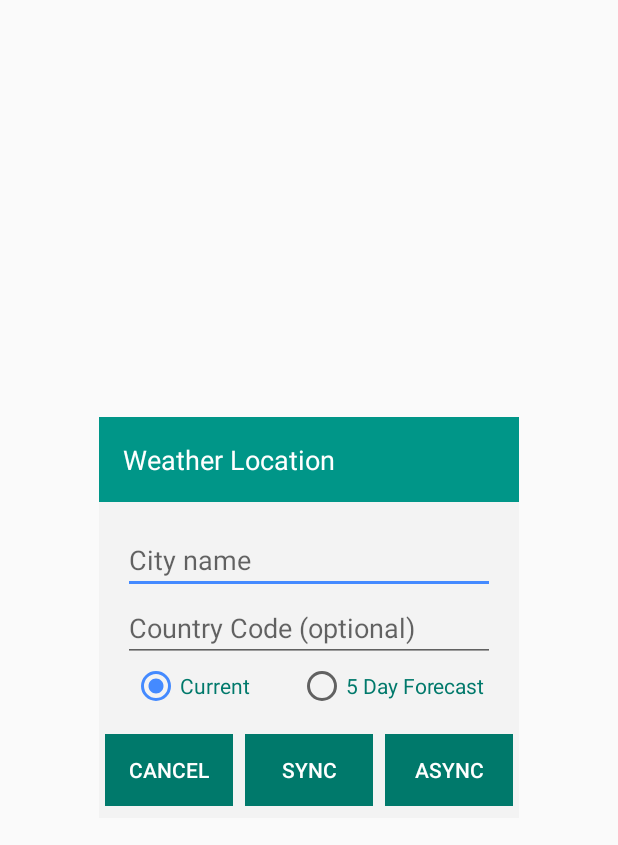
After one commit to TreeFrogApps/A3_WeatherService, an Android app: the layout download_dialog.xml on its own in the app's theme, with its tools: preview values and no code run, on a phone screen of 412 x 824 dp. The commit adds this screen. Shown: the top 845 px of the screen. Run offline under Robolectric (Android 15) with nearby library versions, the phone set to English and light mode, and no system bars.

Commit message:
dialog fragment complete

```diff
--- a/app/build.gradle
+++ b/app/build.gradle
@@ -24,4 +24,6 @@ dependencies {
     testCompile 'junit:junit:4.12'
     compile 'com.android.support:appcompat-v7:23.1.1'
     compile files('libs/gson-2.3.1.jar')
+    compile 'com.android.support:recyclerview-v7:23.1.1'
+    compile 'com.android.support:design:23.1.1'
 }
--- a/app/src/main/java/com/treefrogapps/a3_weatherservice/MVP.java
+++ b/app/src/main/java/com/treefrogapps/a3_weatherservice/MVP.java
@@ -51,6 +51,8 @@ public interface MVP {
 
         void displayForecastResults(WeatherForecastData weatherForecastData, String message);
 
+        void openDownloadDialog();
+
     }
 
     /**
--- a/app/src/main/java/com/treefrogapps/a3_weatherservice/common/ContextView.java
+++ b/app/src/main/java/com/treefrogapps/a3_weatherservice/common/ContextView.java
@@ -1,6 +1,7 @@
 package com.treefrogapps.a3_weatherservice.common;
 
 import android.content.Context;
+import android.support.v4.app.FragmentManager;
 
 /**
  * Common Interface for gaining a context
@@ -12,4 +13,6 @@ public interface ContextView {
 
     Context getAppContext();
 
+    FragmentManager getFragManager();
+
 }
--- /dev/null
+++ b/app/src/main/res/drawable/button_off.xml
@@ -0,0 +1,6 @@
+<?xml version="1.0" encoding="utf-8"?>
+<shape xmlns:android="http://schemas.android.com/apk/res/android" >
+    <solid android:color="@color/colorPrimaryDark" />
+    <stroke android:width="0dp"/>
+    <padding android:left="0dp" android:top="0dp" android:right="0dp" android:bottom="0dp" />
+</shape>
--- /dev/null
+++ b/app/src/main/res/drawable/button_on.xml
@@ -0,0 +1,6 @@
+<?xml version="1.0" encoding="utf-8"?>
+<shape xmlns:android="http://schemas.android.com/apk/res/android" >
+    <solid android:color="@color/secondary_text" />
+    <stroke android:width="0dp"/>
+    <padding android:left="0dp" android:top="0dp" android:right="0dp" android:bottom="0dp" />
+</shape>
--- /dev/null
+++ b/app/src/main/res/drawable/button_selector.xml
@@ -0,0 +1,6 @@
+<?xml version="1.0" encoding="utf-8"?>
+<selector xmlns:android="http://schemas.android.com/apk/res/android">
+    <item android:drawable="@drawable/button_off" android:state_pressed="false"/>
+    <item android:drawable="@drawable/button_on" android:state_pressed="true"/>
+
+</selector>
--- /dev/null
+++ b/app/src/main/res/layout/download_dialog.xml
@@ -0,0 +1,125 @@
+<?xml version="1.0" encoding="utf-8"?>
+<LinearLayout xmlns:android="http://schemas.android.com/apk/res/android"
+    xmlns:tools="http://schemas.android.com/tools"
+    android:orientation="vertical"
+    android:layout_width="280dp"
+    android:layout_height="wrap_content"
+    android:layout_gravity="center_horizontal|center_vertical"
+    android:background="@color/divider">
+
+    <LinearLayout
+        android:orientation="horizontal"
+        android:layout_width="match_parent"
+        android:layout_height="wrap_content"
+        android:background="@color/colorPrimary">
+
+        <TextView
+            android:layout_margin="16dp"
+            android:layout_width="match_parent"
+            android:layout_height="wrap_content"
+            android:text="@string/dialog_title"
+            android:textColor="@color/icons"
+            android:textSize="@dimen/text_large"/>
+    </LinearLayout>
+
+    <LinearLayout
+        android:orientation="vertical"
+        android:layout_margin="16dp"
+        android:layout_width="match_parent"
+        android:layout_height="wrap_content">
+
+        <EditText
+            android:id="@+id/dialogCityEditText"
+            android:layout_width="match_parent"
+            android:layout_height="wrap_content"
+            android:inputType="text"
+            android:singleLine="true"
+            android:imeOptions="actionNext"
+            android:hint="@string/dialog_hint_city"/>
+
+        <EditText
+            android:id="@+id/dialogCodeEditText"
+            android:layout_width="match_parent"
+            android:layout_height="wrap_content"
+            android:inputType="text"
+            android:singleLine="true"
+            android:imeOptions="actionDone"
+            android:hint="@string/dialog_hint_code"/>
+
+        <RadioGroup
+            android:id="@+id/radioGroup"
+            android:layout_gravity="center_horizontal"
+            android:orientation="horizontal"
+            android:layout_width="wrap_content"
+            android:layout_height="wrap_content"
+            android:checkedButton="@+id/radioCurrent">
+
+            <RadioButton
+                android:id="@+id/radioCurrent"
+                android:text="@string/radio_button_current"
+                android:textColor="@color/colorPrimaryDark"
+                android:layout_width="wrap_content"
+                android:layout_height="wrap_content"
+                android:layout_marginRight="16dp"
+                tools:ignore="RtlHardcoded" />
+
+            <RadioButton
+                android:id="@+id/radioForecast"
+                android:text="@string/radio_button_forecast"
+                android:textColor="@color/colorPrimaryDark"
+                android:layout_width="wrap_content"
+                android:layout_height="wrap_content"
+                android:layout_marginLeft="16dp"
+                tools:ignore="RtlHardcoded" />
+
+        </RadioGroup>
+
+    </LinearLayout>
+
+    <LinearLayout
+        android:orientation="horizontal"
+        android:layout_width="match_parent"
+        android:layout_height="wrap_content">
+
+        <Button
+            android:id="@+id/dialogCancelButton"
+            android:layout_weight="1"
+            android:layout_width="0dp"
+            android:layout_height="wrap_content"
+            android:layout_marginRight="4dp"
+            android:layout_marginLeft="4dp"
+            android:layout_marginBottom="8dp"
+            android:text="@string/button_cancel"
+            android:textColor="@color/icons"
+            android:background="@drawable/button_selector"
+            style="?android:attr/borderlessButtonStyle"/>
+
+        <Button
+            android:id="@+id/dialogSyncButton"
+            android:layout_weight="1"
+            android:layout_width="0dp"
+            android:layout_height="wrap_content"
+            android:layout_marginRight="4dp"
+            android:layout_marginLeft="4dp"
+            android:layout_marginBottom="8dp"
+            android:text="@string/button_sync"
+            android:textColor="@color/icons"
+            android:background="@drawable/button_selector"
+            style="?android:attr/borderlessButtonStyle"/>
+
+        <Button
+            android:id="@+id/dialogASyncButton"
+            android:layout_weight="1"
+            android:layout_width="0dp"
+            android:layout_height="wrap_content"
+            android:layout_marginRight="4dp"
+            android:layout_marginLeft="4dp"
+            android:layout_marginBottom="8dp"
+            android:text="@string/button_async"
+            android:textColor="@color/icons"
+            android:background="@drawable/button_selector"
+            style="?android:attr/borderlessButtonStyle"/>
+
+    </LinearLayout>
+
+</LinearLayout>
--- a/app/src/main/res/values/colors.xml
+++ b/app/src/main/res/values/colors.xml
@@ -1,6 +1,11 @@
 <?xml version="1.0" encoding="utf-8"?>
 <resources>
-    <color name="colorPrimary">#3F51B5</color>
-    <color name="colorPrimaryDark">#303F9F</color>
-    <color name="colorAccent">#FF4081</color>
+    <color name="colorPrimary">#009688</color>
+    <color name="colorPrimaryDark">#00796B</color>
+    <color name="primary_light">#B2DFDB</color>
+    <color name="colorAccent">#448AFF</color>
+    <color name="primary_text">#212121</color>
+    <color name="secondary_text">#a2727272</color>
+    <color name="icons">#FFFFFF</color>
+    <color name="divider">#1eb6b6b6</color>
 </resources>
--- a/app/src/main/res/values/dimens.xml
+++ b/app/src/main/res/values/dimens.xml
@@ -2,4 +2,6 @@
     <!-- Default screen margins, per the Android Design guidelines. -->
     <dimen name="activity_horizontal_margin">16dp</dimen>
     <dimen name="activity_vertical_margin">16dp</dimen>
+
+    <dimen name="text_large">18sp</dimen>
 </resources>
--- a/app/src/main/res/values/strings.xml
+++ b/app/src/main/res/values/strings.xml
@@ -1,3 +1,11 @@
 <resources>
     <string name="app_name">A3_WeatherService</string>
+    <string name="dialog_title">Weather Location</string>
+    <string name="dialog_hint_city">City name</string>
+    <string name="dialog_hint_code">Country Code (optional)</string>
+    <string name="button_cancel">Cancel</string>
+    <string name="button_sync">Sync</string>
+    <string name="button_async">ASync</string>
+    <string name="radio_button_current">Current</string>
+    <string name="radio_button_forecast">5 Day Forecast</string>
 </resources>
```
Also changed, not shown: app/src/main/java/com/treefrogapps/a3_weatherservice/common/GenericActivity.java (+15 -0 lines), app/src/main/java/com/treefrogapps/a3_weatherservice/presenter/WeatherPresenter.java (+46 -14 lines), app/src/main/java/com/treefrogapps/a3_weatherservice/view/DownloadDialog.java (added, +201 -0 lines), app/src/main/java/com/treefrogapps/a3_weatherservice/view/WeatherActivity.java (+36 -1 lines), app/src/main/res/layout/activity_weather.xml (+32 -10 lines), app/src/main/res/mipmap-hdpi/ic_add.png (added), app/src/main/res/mipmap-mdpi/ic_add.png (added), app/src/main/res/mipmap-xhdpi/ic_add.png (added), app/src/main/res/mipmap-xxhdpi/ic_add.png (added), app/src/main/res/mipmap-xxxhdpi/ic_add.png (added), 1 other file.
